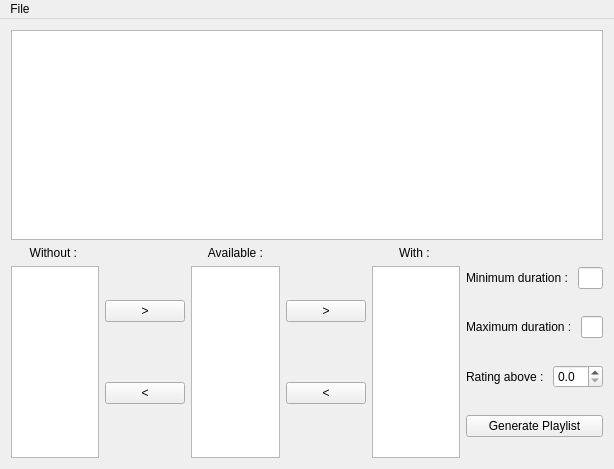
First picture: the form in mainwindow.ui, repository AdrienPensart/MusicManiac, before the edit.
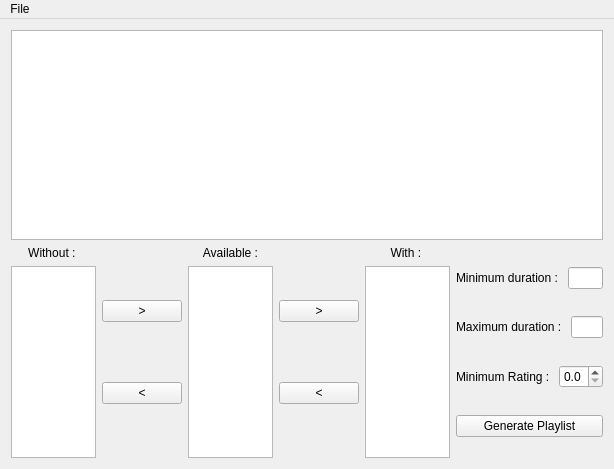
Second picture: the form after the edit.

Commit message: rating filtering

Patch:
```diff
--- a/mainwindow.ui
+++ b/mainwindow.ui
@@ -173,7 +173,7 @@
           <item>
            <widget class="QLabel" name="ratingLabel">
             <property name="text">
-             <string>Rating above : </string>
+             <string>Minimum Rating : </string>
             </property>
            </widget>
           </item>
```
Left out of the diff: 2 changed lines with no effect on the pictures. The commit also changes 7 other files.
